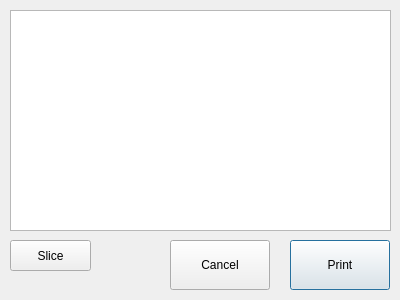
Above: filedialog.ui from Jacobmose/Bachelor before the change. Below: the same form after it.
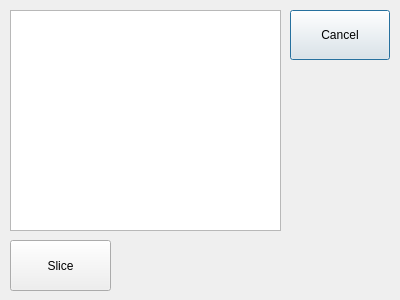
That is the form after the change.

The edit to the form file:
```diff
--- a/filedialog.ui
+++ b/filedialog.ui
@@ -13,24 +13,11 @@
   <property name="windowTitle">
    <string>Dialog</string>
   </property>
-  <widget class="QPushButton" name="btnPrint">
-   <property name="geometry">
-    <rect>
-     <x>290</x>
-     <y>240</y>
-     <width>100</width>
-     <height>50</height>
-    </rect>
-   </property>
-   <property name="text">
-    <string>Print</string>
-   </property>
-  </widget>
   <widget class="QPushButton" name="btnCancel">
    <property name="geometry">
     <rect>
-     <x>170</x>
-     <y>240</y>
+     <x>290</x>
+     <y>10</y>
      <width>100</width>
      <height>50</height>
     </rect>
@@ -44,7 +31,7 @@
     <rect>
      <x>10</x>
      <y>10</y>
-     <width>381</width>
+     <width>271</width>
      <height>221</height>
     </rect>
    </property>
@@ -54,8 +41,8 @@
     <rect>
      <x>10</x>
      <y>240</y>
-     <width>81</width>
-     <height>31</height>
+     <width>101</width>
+     <height>51</height>
     </rect>
    </property>
    <property name="text">
```
